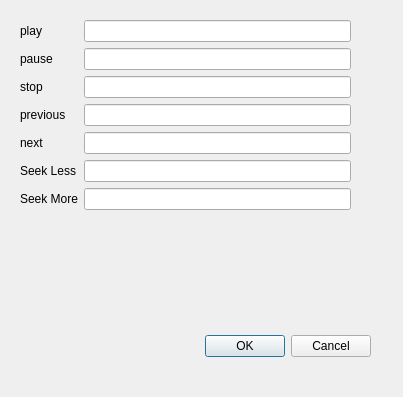
Before: the Qt Designer form multimedia_shortcuts.ui in surfzoid/QtVsPlayer, drawn with Qt 5.
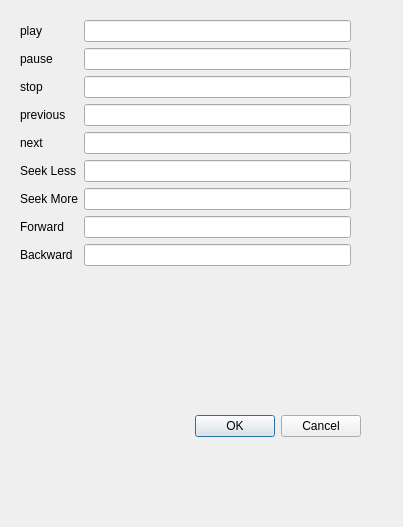
After: the same form once the commit is applied.

Commit message: Config of multimedia shorcut key

```diff
--- a/multimedia_shortcuts.ui
+++ b/multimedia_shortcuts.ui
@@ -10,7 +10,7 @@
     <x>0</x>
     <y>0</y>
     <width>403</width>
-    <height>397</height>
+    <height>527</height>
    </rect>
   </property>
   <property name="windowTitle">
@@ -19,8 +19,8 @@
   <widget class="QDialogButtonBox" name="buttonBox">
    <property name="geometry">
     <rect>
-     <x>30</x>
-     <y>330</y>
+     <x>20</x>
+     <y>410</y>
      <width>341</width>
      <height>32</height>
     </rect>
@@ -41,7 +41,7 @@
      <x>20</x>
      <y>20</y>
      <width>331</width>
-     <height>281</height>
+     <height>371</height>
     </rect>
    </property>
    <property name="tabletTracking">
@@ -188,6 +188,46 @@
       </property>
      </widget>
     </item>
+    <item row="7" column="0">
+     <widget class="QLabel" name="label_8">
+      <property name="tabletTracking">
+       <bool>true</bool>
+      </property>
+      <property name="text">
+       <string>Forward</string>
+      </property>
+     </widget>
+    </item>
+    <item row="7" column="1">
+     <widget class="QLineEdit" name="LEForward">
+      <property name="tabletTracking">
+       <bool>true</bool>
+      </property>
+      <property name="clearButtonEnabled">
+       <bool>true</bool>
+      </property>
+     </widget>
+    </item>
+    <item row="8" column="0">
+     <widget class="QLabel" name="label_9">
+      <property name="tabletTracking">
+       <bool>true</bool>
+      </property>
+      <property name="text">
+       <string>Backward</string>
+      </property>
+     </widget>
+    </item>
+    <item row="8" column="1">
+     <widget class="QLineEdit" name="LEBackward">
+      <property name="tabletTracking">
+       <bool>true</bool>
+      </property>
+      <property name="clearButtonEnabled">
+       <bool>true</bool>
+      </property>
+     </widget>
+    </item>
    </layout>
   </widget>
  </widget>
```
The commit also changes 5 other files.
